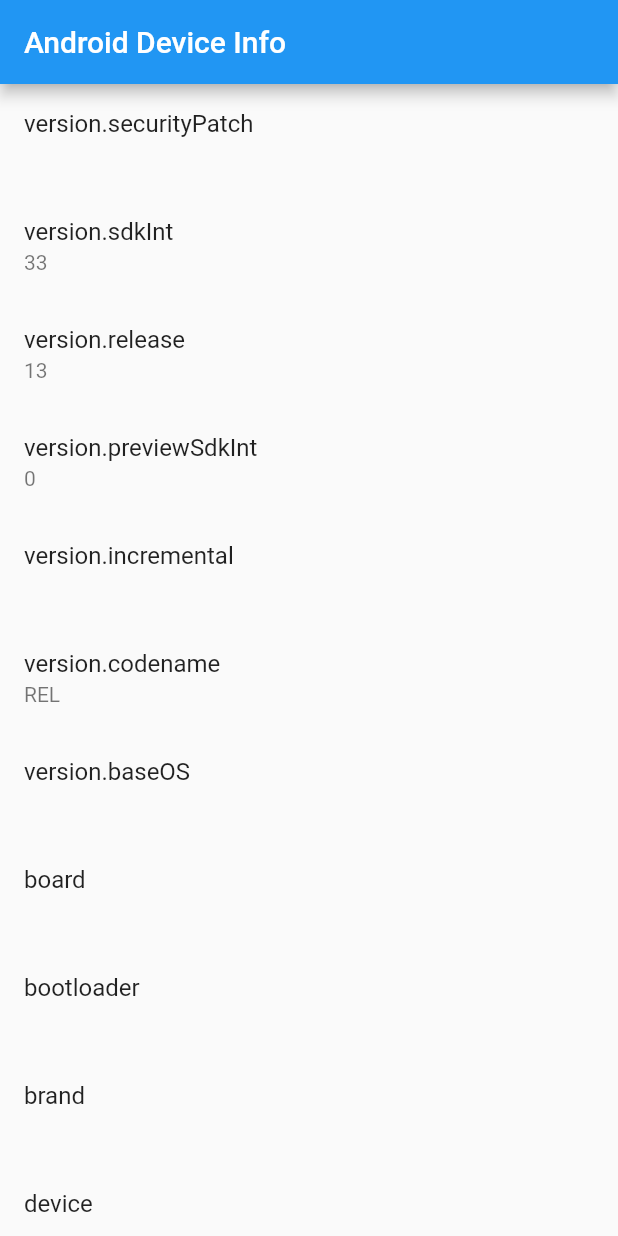
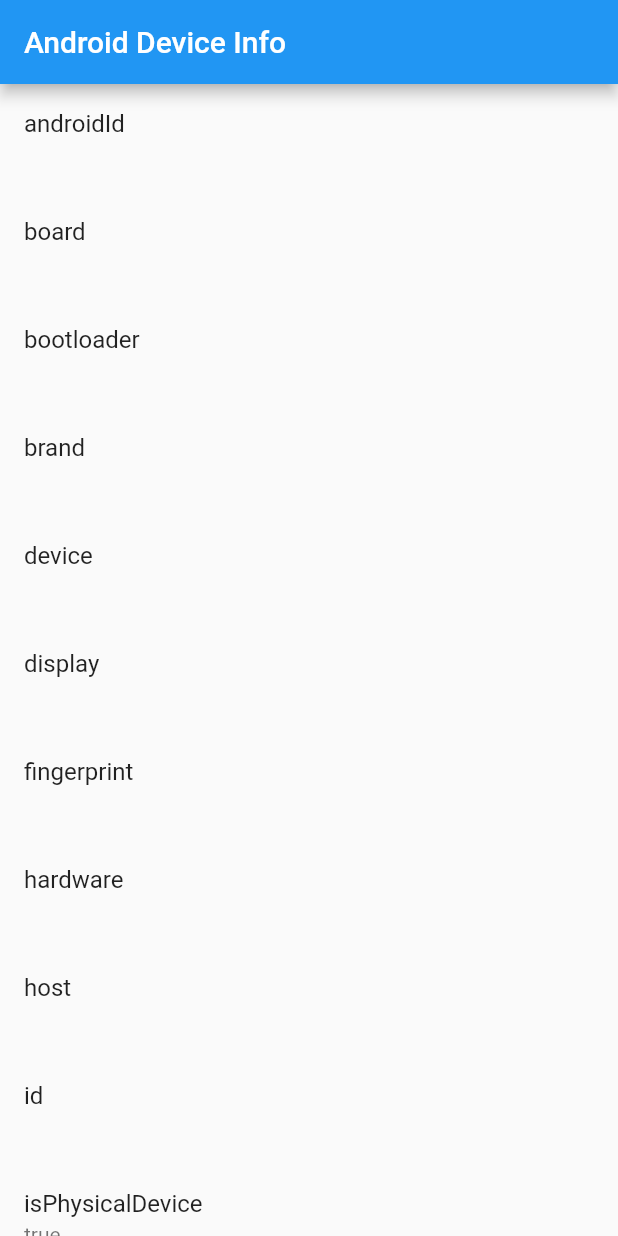
Before and after one commit to NatoBoram/flutter_device_info, a Flutter app: the screen it shows after launch, on a phone screen of 412 x 824 dp. Run offline on Flutter 3.47's test engine with Material 2 defaults, Android fonts, the phone set to English and light mode, and no system bars; our stand-ins replace device_info.

Commit message:
sorted properties in alphabetical order

```diff
--- a/lib/main.dart
+++ b/lib/main.dart
@@ -20,6 +20,7 @@
 
 class _MyAppState extends State<MyApp> {
   static final DeviceInfoPlugin deviceInfoPlugin = DeviceInfoPlugin();
+  String _platform = "";
   Map<String, dynamic> _deviceData = <String, dynamic>{};
 
   @override
@@ -28,37 +29,41 @@
     initPlatformState();
   }
 
+  /// Initialize `_deviceData`
   Future<void> initPlatformState() async {
     Map<String, dynamic> deviceData;
+    String platform;
 
     try {
       if (Platform.isAndroid) {
         deviceData = _readAndroidBuildData(await deviceInfoPlugin.androidInfo);
+        platform = "Android";
       } else if (Platform.isIOS) {
         deviceData = _readIosDeviceInfo(await deviceInfoPlugin.iosInfo);
+        platform = "iOS";
+      } else {
+        deviceData = <String, dynamic>{"Error": "Invalid Platform"};
       }
     } on PlatformException {
       deviceData = <String, dynamic>{
-        "Error :": "Failed to get platform version."
+        "Error": "Failed to get platform version."
       };
     }
 
+    // Whether this State object is currently in a tree.
     if (!mounted) return;
 
+    // Notify the framework that the internal state of _platform and _deviceData has changed.
     setState(() {
+      _platform = platform;
       _deviceData = deviceData;
     });
   }
 
+  /// Load Android Device Info
   Map<String, dynamic> _readAndroidBuildData(AndroidDeviceInfo build) {
     return <String, dynamic>{
-      "version.securityPatch": build.version.securityPatch,
-      "version.sdkInt": build.version.sdkInt,
-      "version.release": build.version.release,
-      "version.previewSdkInt": build.version.previewSdkInt,
-      "version.incremental": build.version.incremental,
-      "version.codename": build.version.codename,
-      "version.baseOS": build.version.baseOS,
+      "androidId": build.androidId,
       "board": build.board,
       "bootloader": build.bootloader,
       "brand": build.brand,
@@ -68,6 +73,7 @@
       "hardware": build.hardware,
       "host": build.host,
       "id": build.id,
+      "isPhysicalDevice": build.isPhysicalDevice,
       "manufacturer": build.manufacturer,
       "model": build.model,
       "product": build.product,
@@ -76,25 +82,31 @@
       "supportedAbis": build.supportedAbis,
       "tags": build.tags,
       "type": build.type,
-      "isPhysicalDevice": build.isPhysicalDevice,
-      "androidId": build.androidId,
+      "version.baseOS": build.version.baseOS,
+      "version.codename": build.version.codename,
+      "version.incremental": build.version.incremental,
+      "version.previewSdkInt": build.version.previewSdkInt,
+      "version.release": build.version.release,
+      "version.sdkInt": build.version.sdkInt,
+      "version.securityPatch": build.version.securityPatch,
     };
   }
 
+  /// Load iOS Device Info
   Map<String, dynamic> _readIosDeviceInfo(IosDeviceInfo data) {
     return <String, dynamic>{
+      "identifierForVendor": data.identifierForVendor,
+      "isPhysicalDevice": data.isPhysicalDevice,
+      "localizedModel": data.localizedModel,
+      "model": data.model,
       "name": data.name,
       "systemName": data.systemName,
       "systemVersion": data.systemVersion,
-      "model": data.model,
-      "localizedModel": data.localizedModel,
-      "identifierForVendor": data.identifierForVendor,
-      "isPhysicalDevice": data.isPhysicalDevice,
-      "utsname.sysname:": data.utsname.sysname,
+      "utsname.machine:": data.utsname.machine,
       "utsname.nodename:": data.utsname.nodename,
       "utsname.release:": data.utsname.release,
+      "utsname.sysname:": data.utsname.sysname,
       "utsname.version:": data.utsname.version,
-      "utsname.machine:": data.utsname.machine,
     };
   }
 
@@ -103,17 +115,14 @@
     return MaterialApp(
       home: Scaffold(
         appBar: AppBar(
-          title: Text(
-              Platform.isAndroid ? "Android Device Info" : "iOS Device Info"),
+          title: Text(_platform + " Device Info"),
         ),
         body: ListView(
-          shrinkWrap: true,
           children: _deviceData.keys.map((String property) {
             return ListTile(
               title: Text(property),
               subtitle: Text(
                 "${_deviceData[property]}",
-                overflow: TextOverflow.ellipsis,
               ),
             );
           }).toList(),
```
